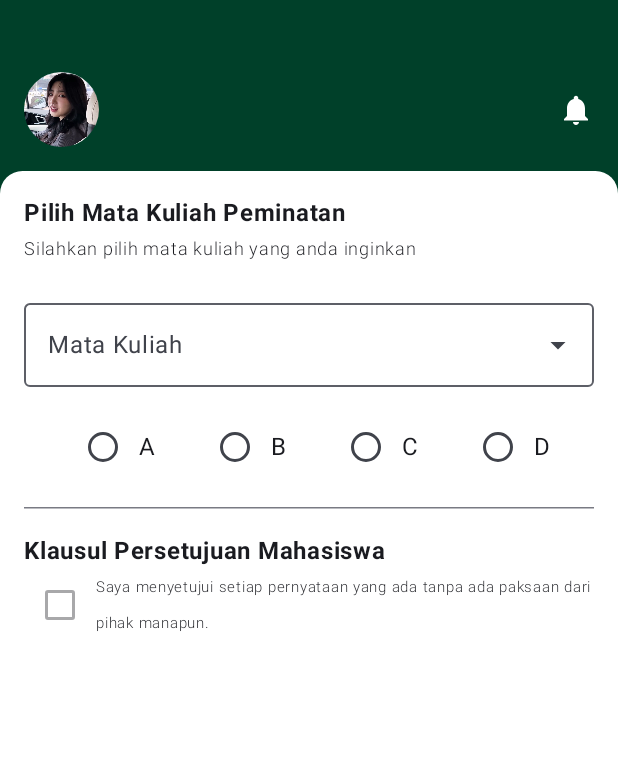
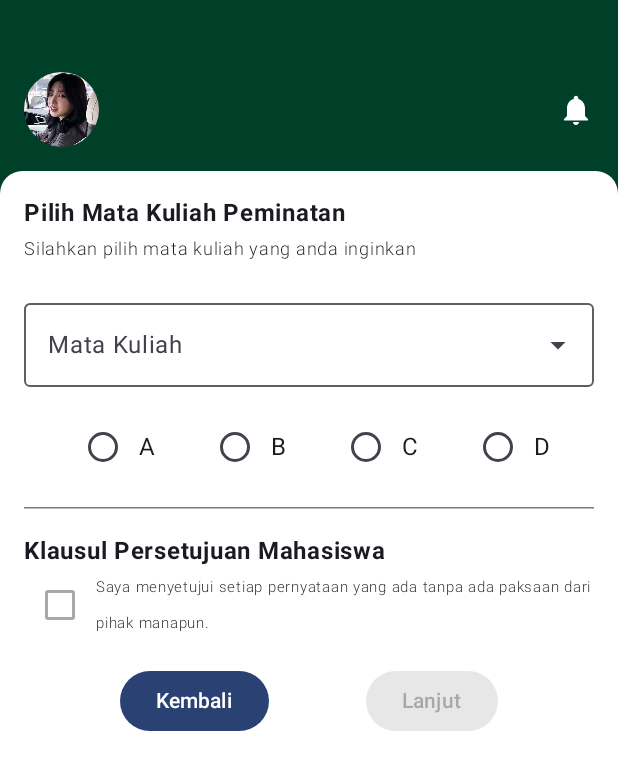
Before and after one commit to hi-lufz1/Quest6_181, an Android app built with Jetpack Compose: the composable RencanaStudyView shown on its own in the app's theme, on a phone screen of 412 x 824 dp. Shown: the top 770 px of the screen. Run offline under Robolectric (Android 15) with nearby library versions, the phone set to English and light mode, and no system bars.

Commit message:
menambah 2 tombol kembali dan lanjut

```diff
--- a/app/src/main/java/com/example/navigasidata/ui/screen/RencanaStudyView.kt
+++ b/app/src/main/java/com/example/navigasidata/ui/screen/RencanaStudyView.kt
@@ -15,6 +15,7 @@ import androidx.compose.foundation.shape.CircleShape
 import androidx.compose.foundation.shape.RoundedCornerShape
 import androidx.compose.material.icons.Icons
 import androidx.compose.material.icons.filled.Notifications
+import androidx.compose.material3.Button
 import androidx.compose.material3.Checkbox
 import androidx.compose.material3.HorizontalDivider
 import androidx.compose.material3.Icon
@@ -172,7 +173,19 @@ fun RencanaStudyView(
                         fontWeight = FontWeight.Light, fontSize = 10.sp
                     )
                 }
-
+                Spacer(modifier = Modifier.padding(8.dp))
+                Row(
+                    modifier = Modifier.fillMaxWidth(),
+                    horizontalArrangement = Arrangement.SpaceEvenly
+                )
+                {
+                    Button(onClick = { onBackButtonClicked() }) {
+                        Text("Kembali")
+                    }
+                    Button(onClick = { onSubmitButtonClicked(listData) }, enabled = checked) {
+                        Text("Lanjut")
+                    }
+                }
             }
         }
     }
```
